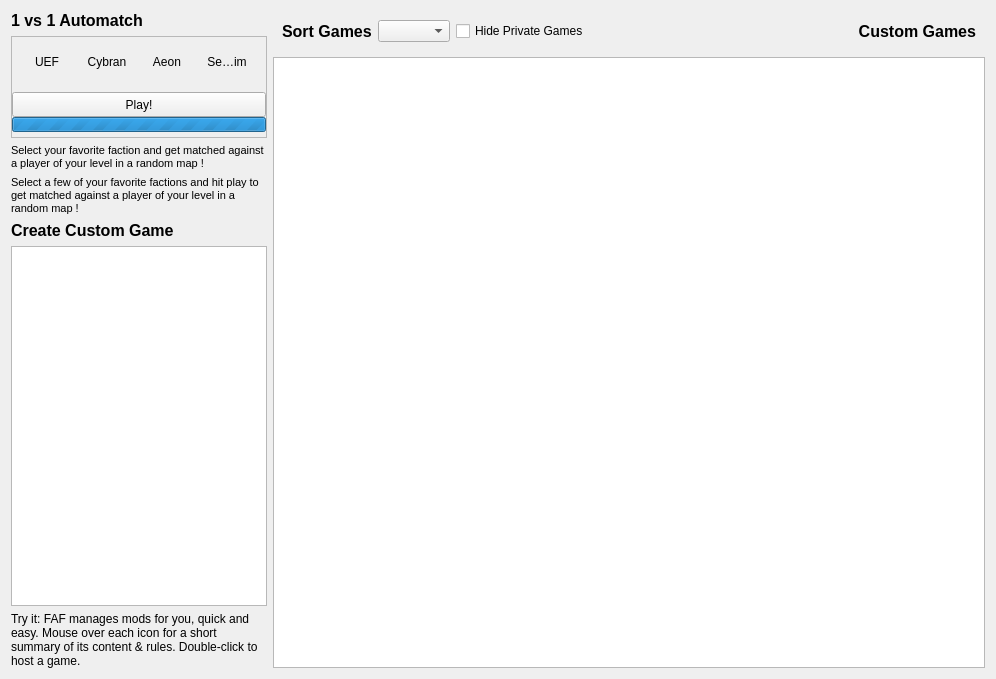
Above: res/games/games.ui from FAForever/client before the change. Below: the same form after it.
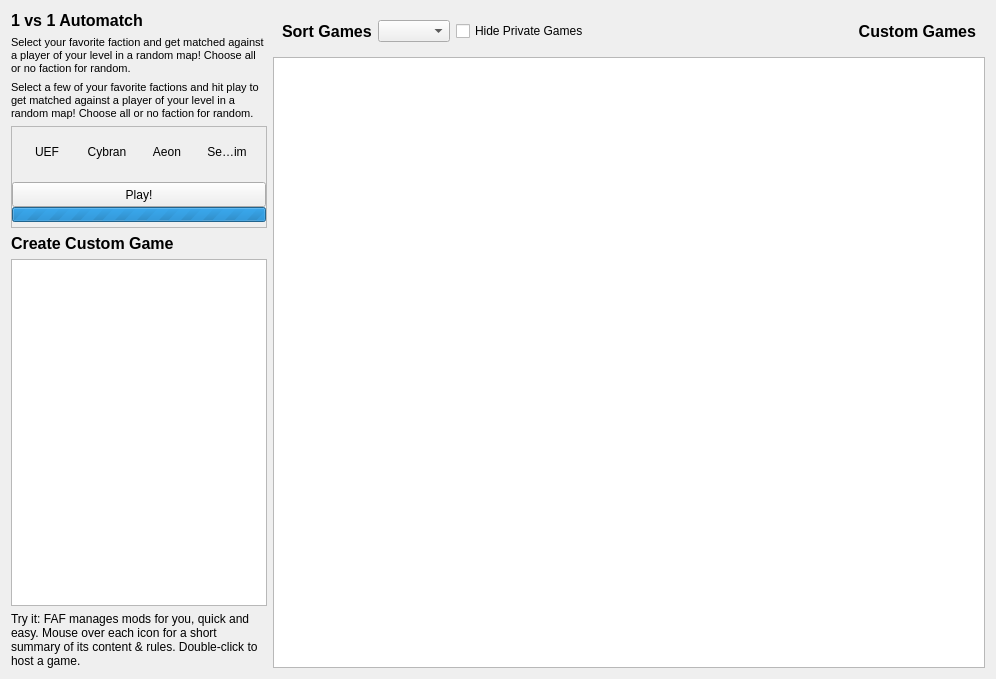
That is the form after the change.

Commit message:
Make random faction more obvious
* Change text of Play button when random faction is chosen.
* Move information label above the faction icons and inform how to play as
  random faction

```diff
--- a/res/games/games.ui
+++ b/res/games/games.ui
@@ -57,6 +57,42 @@
                 </property>
               </widget>
             </item>
+            <item>
+              <widget class="QLabel" name="labelRankedHint">
+                <property name="palette">
+                  <palette>
+                    <active/>
+                    <inactive/>
+                    <disabled/>
+                  </palette>
+                </property>
+                <property name="mouseTracking">
+                  <bool>true</bool>
+                </property>
+                <property name="text">
+                  <string>&lt;!DOCTYPE HTML PUBLIC &quot;-//W3C//DTD HTML 4.0//EN&quot; &quot;http://www.w3.org/TR/REC-html40/strict.dtd&quot;&gt;&lt;html&gt;&lt;head&gt;&lt;meta name=&quot;qrichtext&quot; content=&quot;1&quot; /&gt;&lt;style type=&quot;text/css&quot;&gt;p, li { white-space: pre-wrap; }&lt;/style&gt;&lt;/head&gt;&lt;body style=&quot; font-family:'MS Shell Dlg 2'; font-size:8.25pt; font-weight:400; font-style:normal;&quot;&gt;&lt;p style=&quot; margin-top:12px; margin-bottom:12px; margin-left:0px; margin-right:0px; -qt-block-indent:0; text-indent:0px;&quot;&gt;Select your favorite faction and get matched against a player of your level in a random map! Choose all or no faction for random.&lt;/p&gt;&lt;/body&gt;&lt;/html&gt;</string>
+                </property>
+                <property name="alignment">
+                  <set>Qt::AlignLeading|Qt::AlignLeft|Qt::AlignVCenter</set>
+                </property>
+                <property name="wordWrap">
+                  <bool>true</bool>
+                </property>
+              </widget>
+            </item>
+            <item>
+              <widget class="QLabel" name="labelSubsetRankedHint">
+                <property name="mouseTracking">
+                  <bool>true</bool>
+                </property>
+                <property name="text">
+                  <string>&lt;!DOCTYPE HTML PUBLIC &quot;-//W3C//DTD HTML 4.0//EN&quot; &quot;http://www.w3.org/TR/REC-html40/strict.dtd&quot;&gt;&lt;html&gt;&lt;head&gt;&lt;meta name=&quot;qrichtext&quot; content=&quot;1&quot; /&gt;&lt;style type=&quot;text/css&quot;&gt;p, li { white-space: pre-wrap; }&lt;/style&gt;&lt;/head&gt;&lt;body style=&quot; font-family:'MS Shell Dlg 2'; font-size:8.25pt; font-weight:400; font-style:normal;&quot;&gt;&lt;p style=&quot; margin-top:12px; margin-bottom:12px; margin-left:0px; margin-right:0px; -qt-block-indent:0; text-indent:0px;&quot;&gt;Select a few of your favorite factions and hit play to get matched against a player of your level in a random map! Choose all or no faction for random.&lt;/p&gt;&lt;/body&gt;&lt;/html&gt;</string>
+                </property>
+                <property name="wordWrap">
+                  <bool>true</bool>
+                </property>
+              </widget>
+            </item>
             <item>
               <widget class="QFrame" name="rankedFrame">
                 <property name="sizePolicy">
@@ -392,42 +428,6 @@
                 </layout>
               </widget>
             </item>
-            <item>
-              <widget class="QLabel" name="labelRankedHint">
-                <property name="palette">
-                  <palette>
-                    <active/>
-                    <inactive/>
-                    <disabled/>
-                  </palette>
-                </property>
-                <property name="mouseTracking">
-                  <bool>true</bool>
-                </property>
-                <property name="text">
-                  <string>&lt;!DOCTYPE HTML PUBLIC &quot;-//W3C//DTD HTML 4.0//EN&quot; &quot;http://www.w3.org/TR/REC-html40/strict.dtd&quot;&gt;&lt;html&gt;&lt;head&gt;&lt;meta name=&quot;qrichtext&quot; content=&quot;1&quot; /&gt;&lt;style type=&quot;text/css&quot;&gt;p, li { white-space: pre-wrap; }&lt;/style&gt;&lt;/head&gt;&lt;body style=&quot; font-family:'MS Shell Dlg 2'; font-size:8.25pt; font-weight:400; font-style:normal;&quot;&gt;&lt;p style=&quot; margin-top:12px; margin-bottom:12px; margin-left:0px; margin-right:0px; -qt-block-indent:0; text-indent:0px;&quot;&gt;Select your favorite faction and get matched against a player of your level in a random map !&lt;/p&gt;&lt;/body&gt;&lt;/html&gt;</string>
-                </property>
-                <property name="alignment">
-                  <set>Qt::AlignLeading|Qt::AlignLeft|Qt::AlignVCenter</set>
-                </property>
-                <property name="wordWrap">
-                  <bool>true</bool>
-                </property>
-              </widget>
-            </item>
-            <item>
-              <widget class="QLabel" name="labelSubsetRankedHint">
-                <property name="mouseTracking">
-                  <bool>true</bool>
-                </property>
-                <property name="text">
-                  <string>&lt;!DOCTYPE HTML PUBLIC &quot;-//W3C//DTD HTML 4.0//EN&quot; &quot;http://www.w3.org/TR/REC-html40/strict.dtd&quot;&gt;&lt;html&gt;&lt;head&gt;&lt;meta name=&quot;qrichtext&quot; content=&quot;1&quot; /&gt;&lt;style type=&quot;text/css&quot;&gt;p, li { white-space: pre-wrap; }&lt;/style&gt;&lt;/head&gt;&lt;body style=&quot; font-family:'MS Shell Dlg 2'; font-size:8.25pt; font-weight:400; font-style:normal;&quot;&gt;&lt;p style=&quot; margin-top:12px; margin-bottom:12px; margin-left:0px; margin-right:0px; -qt-block-indent:0; text-indent:0px;&quot;&gt;Select a few of your favorite factions and hit play to get matched against a player of your level in a random map !&lt;/p&gt;&lt;/body&gt;&lt;/html&gt;</string>
-                </property>
-                <property name="wordWrap">
-                  <bool>true</bool>
-                </property>
-              </widget>
-            </item>
             <item>
               <widget class="QLabel" name="labelHostGame">
                 <property name="font">
```
The commit also changes 1 other file.
